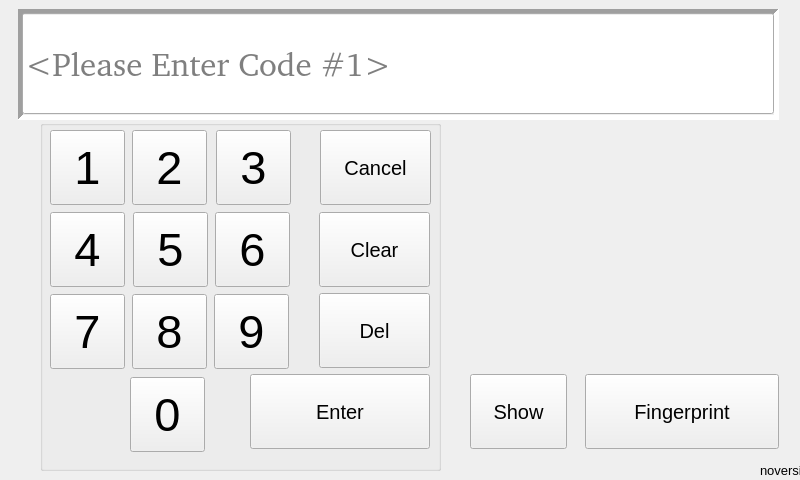
BuzzSiler/keycodebox-key, file Key/frmusercode.ui: the form before one commit.
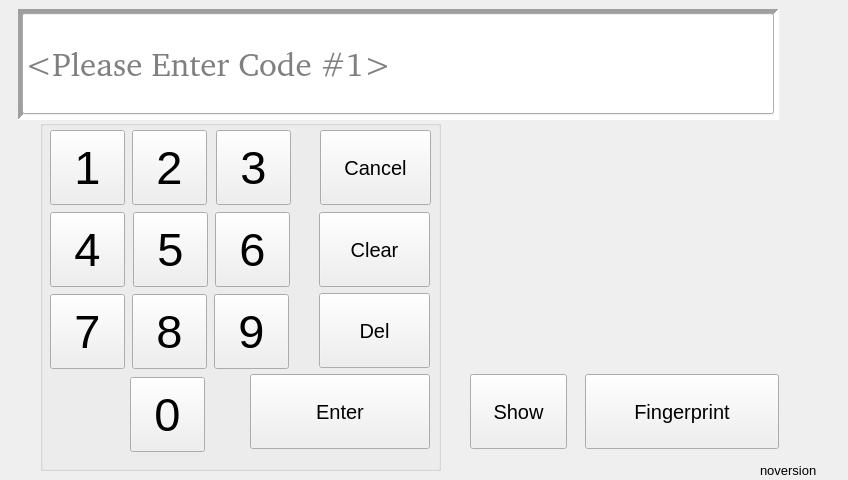
The form after the commit.

The edit to the form file:
```diff
--- a/Key/frmusercode.ui
+++ b/Key/frmusercode.ui
@@ -6,7 +6,7 @@
    <rect>
     <x>0</x>
     <y>0</y>
-    <width>800</width>
+    <width>848</width>
     <height>480</height>
    </rect>
   </property>
```
Left out of the diff: 5 changed lines with no effect on the pictures.
